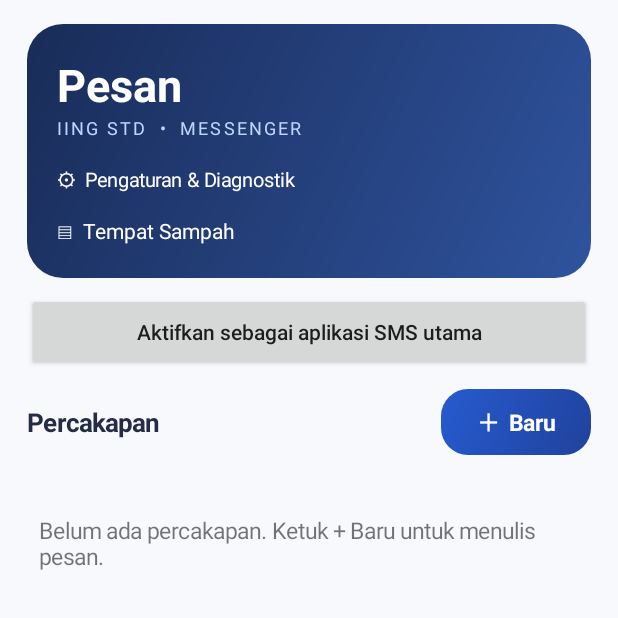
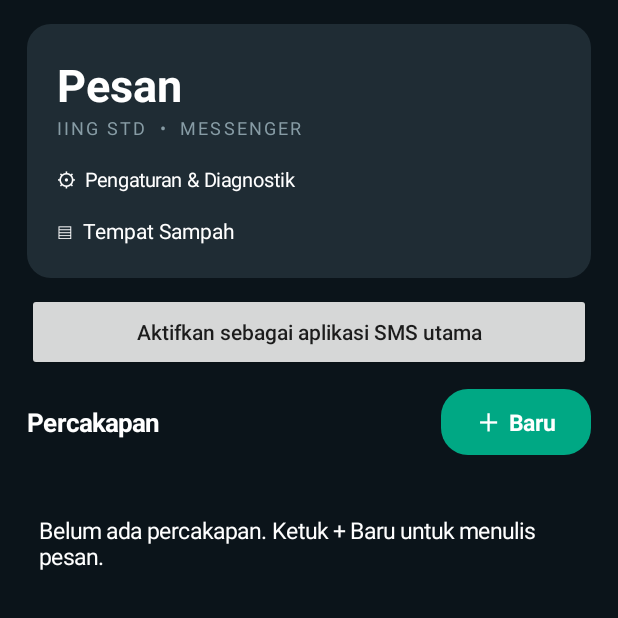
Before and after one commit to stdcrypto-boop/IING-STD-SMS, an Android app: the screen it shows after launch (MainActivity), on a phone screen of 412 x 824 dp, the top half of it. Run offline under Robolectric (Android 15) with nearby library versions, the phone set to English and light mode, and no system bars.

Commit message:
Apply WhatsApp-inspired dark green inbox theme with flat chat list

```diff
--- a/app/src/main/java/com/iingstd/sms/MainActivity.kt
+++ b/app/src/main/java/com/iingstd/sms/MainActivity.kt
@@ -21,17 +21,17 @@ import android.widget.*
 class MainActivity : Activity() {
     private lateinit var list: LinearLayout
     private lateinit var defaultButton: Button
-    private val blue = Color.rgb(54, 91, 220)
+    private val blue = Color.rgb(37, 211, 102)
     private fun dp(value: Int) = (value * resources.displayMetrics.density + .5f).toInt()
     private fun rounded(color: Int, radius: Int) = GradientDrawable().apply {
         setColor(color); cornerRadius = dp(radius).toFloat()
     }
     private fun gradient(top: Int, bottom: Int, radius: Int = 0) = GradientDrawable(GradientDrawable.Orientation.TL_BR, intArrayOf(top, bottom)).apply { cornerRadius = dp(radius).toFloat() }
     private fun conversationSurface(unread: Boolean): LayerDrawable {
-        val shadow = rounded(Color.argb(13, 49, 73, 140), 20)
-        val fill = gradient(if (unread) Color.rgb(234, 242, 255) else Color.WHITE,
-            if (unread) Color.rgb(242, 247, 255) else Color.WHITE, 18)
-        fill.setStroke(dp(1), if (unread) Color.rgb(173, 199, 245) else Color.rgb(233, 238, 246))
+        val shadow = rounded(Color.TRANSPARENT, 0)
+        val fill = gradient(if (unread) Color.rgb(28, 45, 48) else Color.rgb(11, 20, 26),
+            if (unread) Color.rgb(28, 45, 48) else Color.rgb(11, 20, 26), 10)
+        fill.setStroke(0, Color.TRANSPARENT)
         return LayerDrawable(arrayOf(shadow, fill)).apply {
             setLayerInset(1, 0, 0, dp(2), dp(3))
         }
@@ -54,25 +54,25 @@ class MainActivity : Activity() {
 
     override fun onCreate(savedInstanceState: Bundle?) {
         super.onCreate(savedInstanceState)
-        window.statusBarColor = Color.rgb(248, 250, 255)
+        window.statusBarColor = Color.rgb(11, 20, 26)
         window.navigationBarColor = Color.rgb(248, 250, 255)
-        window.decorView.systemUiVisibility = View.SYSTEM_UI_FLAG_LIGHT_STATUS_BAR or View.SYSTEM_UI_FLAG_LIGHT_NAVIGATION_BAR
+        window.decorView.systemUiVisibility = 0
         val root = LinearLayout(this).apply {
             orientation = LinearLayout.VERTICAL
             setPadding(dp(18), dp(16), dp(18), dp(12))
-            setBackgroundColor(Color.rgb(247, 249, 253))
+            setBackgroundColor(Color.rgb(11, 20, 26))
         }
         val header = LinearLayout(this).apply {
             orientation = LinearLayout.VERTICAL
             setPadding(dp(20), dp(20), dp(20), dp(16))
-            background = gradient(Color.rgb(25, 44, 88), Color.rgb(47, 83, 158), 24)
+            background = gradient(Color.rgb(31, 44, 52), Color.rgb(31, 44, 52), 16)
         }
         header.addView(TextView(this).apply {
             text = "Pesan"; textSize = 30f; setTextColor(Color.WHITE)
             setTypeface(null, Typeface.BOLD)
         })
         header.addView(TextView(this).apply {
-            text = "IING STD  •  MESSENGER"; textSize = 12f; setTextColor(Color.rgb(190, 213, 255))
+            text = "IING STD  •  MESSENGER"; textSize = 12f; setTextColor(Color.rgb(135, 156, 165))
             letterSpacing = .12f; setPadding(0, 0, 0, dp(12))
         })
         header.addView(TextView(this).apply {
@@ -98,14 +98,14 @@ class MainActivity : Activity() {
         }
         section.addView(TextView(this).apply {
             text = "Percakapan"; textSize = 17f
-            setTextColor(Color.rgb(36, 45, 67))
+            setTextColor(Color.WHITE)
             setTypeface(null, Typeface.BOLD)
         }, LinearLayout.LayoutParams(0, -2, 1f))
         section.addView(TextView(this).apply {
             text = "＋  Baru"; textSize = 15f
             setTextColor(Color.WHITE); gravity = Gravity.CENTER
             setTypeface(null, Typeface.BOLD)
-            background = gradient(Color.rgb(38, 91, 208), Color.rgb(32, 66, 156), 18)
+            background = gradient(Color.rgb(0, 168, 132), Color.rgb(0, 168, 132), 18)
             setOnClickListener { startActivity(Intent(this@MainActivity, ComposeActivity::class.java)) }
         }, LinearLayout.LayoutParams(dp(100), dp(44)))
         root.addView(section)
@@ -163,7 +163,7 @@ class MainActivity : Activity() {
         if (checkSelfPermission(Manifest.permission.READ_SMS) != PackageManager.PERMISSION_GRANTED) {
             list.addView(TextView(this).apply {
                 text = "Izin membaca SMS belum tersedia."
-                textSize = 15f; setTextColor(Color.DKGRAY); setPadding(dp(8), dp(24), 0, 0)
+                textSize = 15f; setTextColor(Color.WHITE); setPadding(dp(8), dp(24), 0, 0)
             })
             return
         }
@@ -182,7 +182,7 @@ class MainActivity : Activity() {
             }
             if (seen.isEmpty()) list.addView(TextView(this).apply {
                 text = "Belum ada percakapan. Ketuk + Baru untuk menulis pesan."
-                textSize = 15f; setPadding(dp(8), dp(30), dp(8), 0)
+                textSize = 15f; setTextColor(Color.WHITE); setPadding(dp(8), dp(30), dp(8), 0)
             })
         } catch (_: SecurityException) {
             Toast.makeText(this, "Izin SMS diperlukan", Toast.LENGTH_SHORT).show()
@@ -193,7 +193,7 @@ class MainActivity : Activity() {
             gravity = Gravity.CENTER_VERTICAL
             setPadding(dp(14), dp(13), dp(14), dp(13))
             background = conversationSurface(unread)
-            elevation = dp(1).toFloat()
+            elevation = 0f
             setOnClickListener {
                 startActivity(Intent(this@MainActivity, ComposeActivity::class.java).putExtra("address", address))
             }
@@ -202,7 +202,7 @@ class MainActivity : Activity() {
             text = address.firstOrNull()?.uppercaseChar()?.toString() ?: "?"
             textSize = 20f; setTypeface(null, Typeface.BOLD)
             setTextColor(blue); gravity = Gravity.CENTER
-            background = rounded(Color.rgb(231, 237, 255), 50)
+            background = rounded(Color.rgb(36, 65, 62), 50)
         }, LinearLayout.LayoutParams(dp(48), dp(48)))
         val info = LinearLayout(this).apply {
             orientation = LinearLayout.VERTICAL
@@ -210,11 +210,11 @@ class MainActivity : Activity() {
         }
         info.addView(TextView(this).apply {
             text = address; textSize = 16f; setTypeface(null, if (unread) Typeface.BOLD else Typeface.NORMAL)
-            setTextColor(Color.rgb(29, 39, 61))
+            setTextColor(Color.WHITE)
             maxLines = 1; ellipsize = TextUtils.TruncateAt.END
         })
         info.addView(TextView(this).apply {
-            text = body; textSize = 14f; setTextColor(if (unread) Color.rgb(39, 63, 111) else Color.rgb(111, 121, 141))
+            text = body; textSize = 14f; setTextColor(if (unread) Color.rgb(221, 232, 232) else Color.rgb(134, 150, 158))
             maxLines = 2; ellipsize = TextUtils.TruncateAt.END
         })
         row.addView(info, LinearLayout.LayoutParams(0, -2, 1f))
@@ -223,7 +223,7 @@ class MainActivity : Activity() {
         }, LinearLayout.LayoutParams(dp(9), dp(9)).apply { rightMargin = dp(6) })
         row.addView(TextView(this).apply {
             text = DateUtils.getRelativeTimeSpanString(date, System.currentTimeMillis(), DateUtils.MINUTE_IN_MILLIS).toString()
-            textSize = 11f; setTextColor(Color.GRAY); maxLines = 1
+            textSize = 11f; setTextColor(Color.rgb(134,150,158)); maxLines = 1
         })
         list.addView(row, LinearLayout.LayoutParams(-1, -2).apply { bottomMargin = dp(7) })
     }
```
